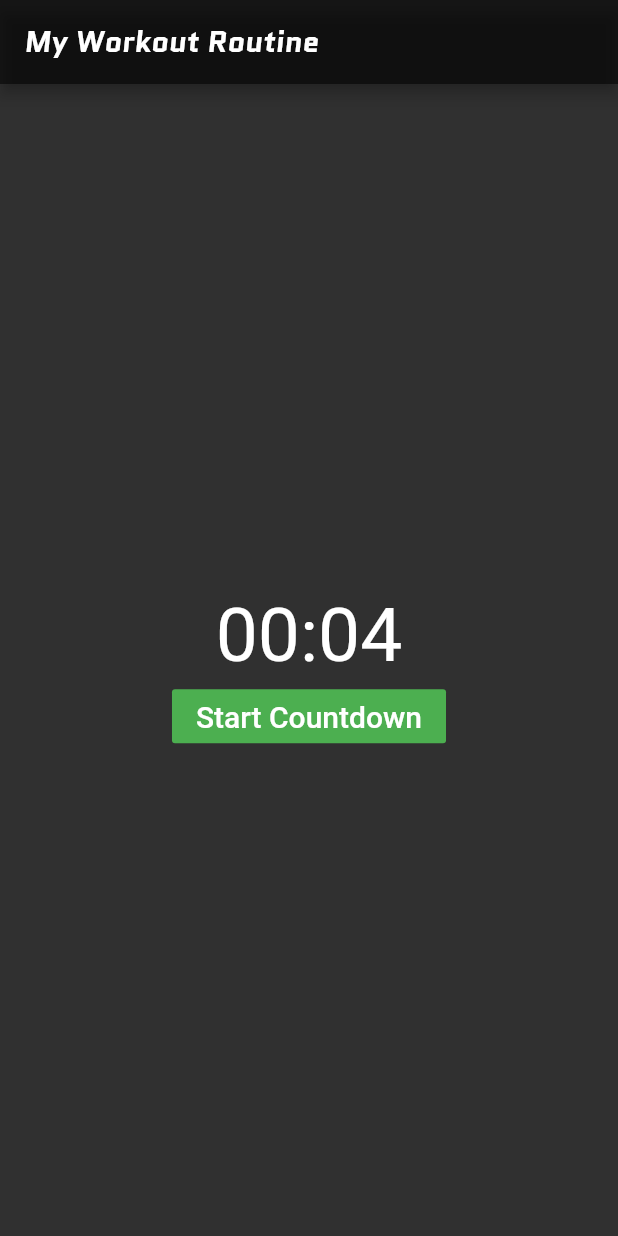
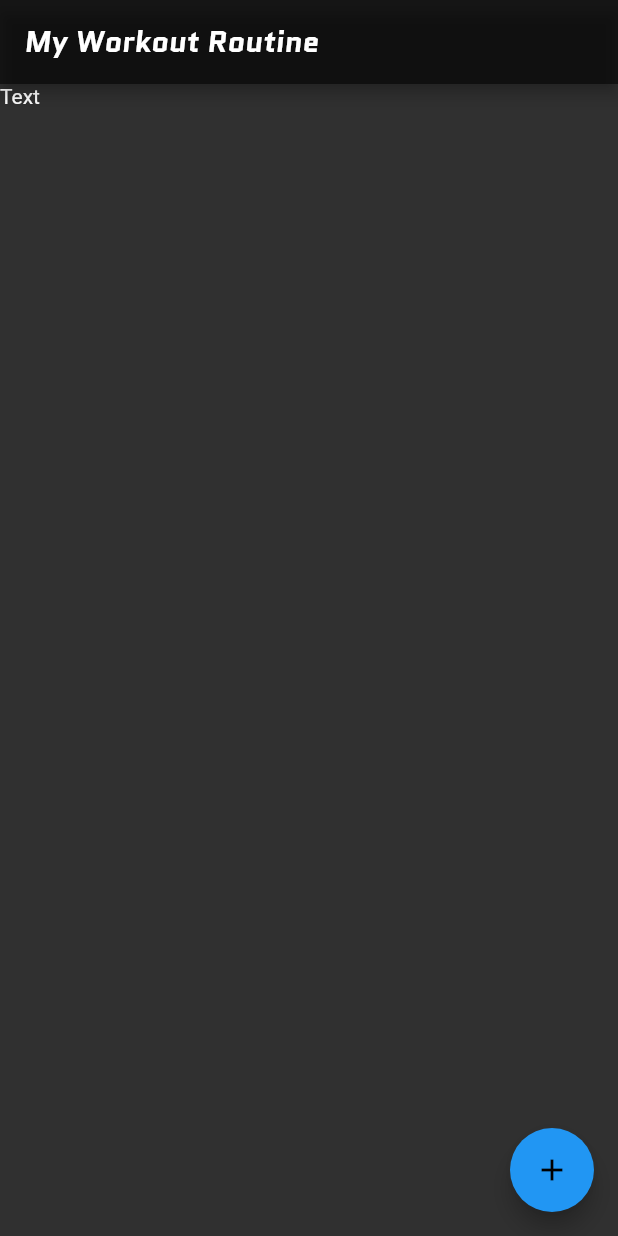
Before and after one commit to shaishalevss/my_workout_app, a Flutter app: the screen it shows after launch, on a phone screen of 412 x 824 dp. Run offline on Flutter 3.47's test engine with Material 2 defaults, Android fonts, the phone set to English and light mode, and no system bars.

Commit message:
added the timer option as a pop up window that will disappear after the countdown is done. also I added that the time will automatically start running without the need to press on the button.

```diff
--- a/lib/screens/home_screen.dart
+++ b/lib/screens/home_screen.dart
@@ -1,5 +1,6 @@
 import 'package:flutter/material.dart';
 import 'dart:async';
+import 'package:my_workout/components/timerDisplay.dart';
 
 class HomeScreen extends StatefulWidget {
   @override
@@ -7,7 +8,7 @@ class HomeScreen extends StatefulWidget {
 }
 
 class _HomeScreenState extends State<HomeScreen> {
-  int _counter = 4;
+  int _counter = 65;
   Timer _timer;
 
   String getTime() {
@@ -50,6 +51,23 @@ class _HomeScreenState extends State<HomeScreen> {
   @override
   Widget build(BuildContext context) {
     return Scaffold(
+      floatingActionButton: FloatingActionButton(
+        onPressed: () {
+          showModalBottomSheet(
+            isScrollControlled: true,
+            context: context,
+            builder: (context) => SingleChildScrollView(
+              child: Container(
+                padding: EdgeInsets.only(
+                    bottom: MediaQuery.of(context).viewInsets.bottom),
+                child: TimerCountDown(),
+              ),
+            ),
+          );
+        },
+        backgroundColor: Colors.blue,
+        child: Icon(Icons.add),
+      ),
       appBar: AppBar(
         backgroundColor: Colors.black54,
         title: Text(
@@ -60,39 +78,8 @@ class _HomeScreenState extends State<HomeScreen> {
         ),
       ),
       body: SafeArea(
-        child: Center(
-          child: Column(
-            mainAxisAlignment: MainAxisAlignment.center,
-            children: <Widget>[
-              (_counter > 0)
-                  ? Text('')
-                  : Text(
-                      'DONE!',
-                      style: TextStyle(
-                        fontSize: 30.0,
-                        color: Colors.yellow,
-                      ),
-                    ),
-              Container(
-                child: Text(
-                  getTime(),
-                  style: TextStyle(fontSize: 50.0),
-                ),
-              ),
-              FlatButton(
-                child: Text(
-                  'Start Countdown',
-                  style: TextStyle(fontSize: 20.0, color: Colors.white),
-                ),
-                color: Colors.green,
-                disabledColor: Colors.red,
-                onPressed: () {
-                  print('GO');
-                  _startTimer();
-                },
-              )
-            ],
-          ),
+        child: Container(
+          child: Text('Text'),
         ),
       ),
     );
```
Also changed, not shown: lib/components/timer.dart (deleted, +0 -14 lines), lib/components/timerDisplay.dart (added, +109 -0 lines).
